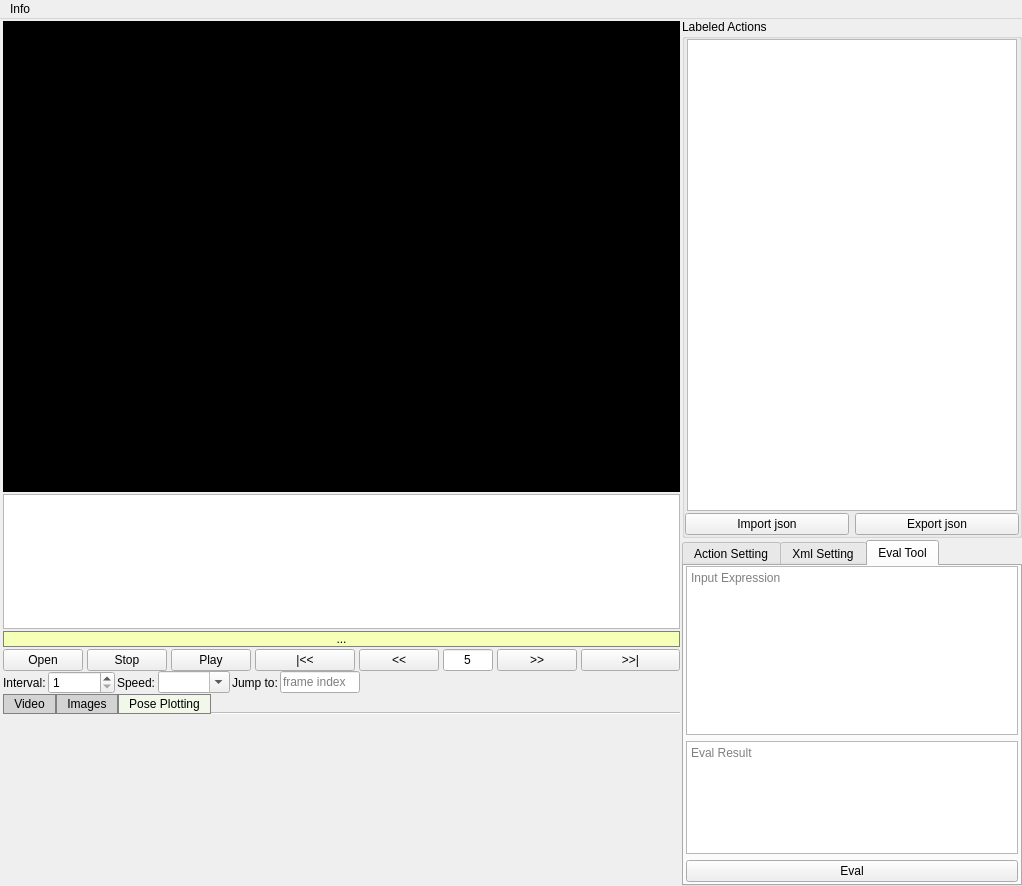
Qt form view/ui_from_creator/mainwindow.ui (ZDL-Git/ActionLabeller) before a commit.
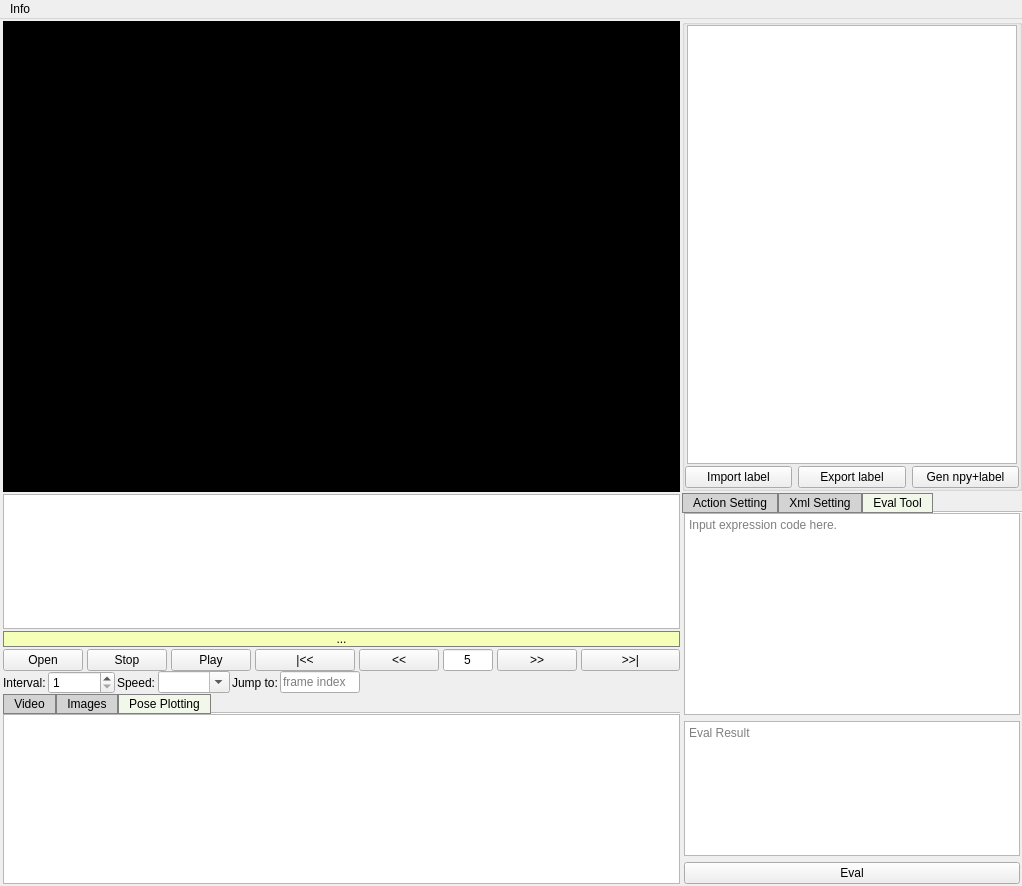
The same form after that commit. The open tabs and pages were chosen to show the change. Custom widgets are drawn as their Qt base class.

Commit message: add slot_export_npy_and_label. update ui.

The edit to the form file:
```diff
--- a/view/ui_from_creator/mainwindow.ui
+++ b/view/ui_from_creator/mainwindow.ui
@@ -741,6 +741,9 @@
                 <property name="bottomMargin">
                  <number>0</number>
                 </property>
+                <item>
+                 <widget class="QTextBrowser" name="plotting_textBrowser"/>
+                </item>
                </layout>
               </item>
              </layout>
@@ -752,7 +755,7 @@
        </layout>
       </item>
       <item>
-       <layout class="QGridLayout" name="right_half_layout" rowstretch="3,2" columnstretch="0">
+       <layout class="QGridLayout" name="right_half_layout" rowstretch="6,5" columnstretch="0">
         <property name="sizeConstraint">
          <enum>QLayout::SetDefaultConstraint</enum>
         </property>
@@ -774,7 +777,7 @@
            </sizepolicy>
           </property>
           <property name="title">
-           <string>Labeled Actions</string>
+           <string/>
           </property>
           <layout class="QGridLayout" name="gridLayout_4">
            <property name="leftMargin">
@@ -806,7 +809,7 @@
                 </sizepolicy>
                </property>
                <property name="text">
-                <string>Import json</string>
+                <string>Import label</string>
                </property>
               </widget>
              </item>
@@ -819,7 +822,14 @@
                 </sizepolicy>
                </property>
                <property name="text">
-                <string>Export json</string>
+                <string>Export label</string>
+               </property>
+              </widget>
+             </item>
+             <item>
+              <widget class="QPushButton" name="btn_export_npy_and_label">
+               <property name="text">
+                <string>Gen npy+label</string>
                </property>
               </widget>
              </item>
@@ -898,6 +908,18 @@
             <verstretch>0</verstretch>
            </sizepolicy>
           </property>
+          <property name="styleSheet">
+           <string notr="true">QTabBar::tab {
+	background: lightgray;
+	color: black;
+	padding: 2px 10px;
+	border: 1px solid gray;
+}
+QTabBar::tab:selected {
+	background: rgb(242, 248, 233);
+	color: black;
+}</string>
+          </property>
           <property name="tabPosition">
            <enum>QTabWidget::North</enum>
           </property>
@@ -920,7 +942,7 @@
            <bool>false</bool>
           </property>
           <property name="documentMode">
-           <bool>false</bool>
+           <bool>true</bool>
           </property>
           <widget class="QWidget" name="tab_action_setting">
            <attribute name="title">
@@ -1141,7 +1163,7 @@
                <enum>Qt::StrongFocus</enum>
               </property>
               <property name="placeholderText">
-               <string>Input Expression</string>
+               <string>Input expression code here.</string>
               </property>
              </widget>
             </item>
```
Left out of the diff: 9 changed lines with no effect on the pictures. The commit also changes 3 other files.
